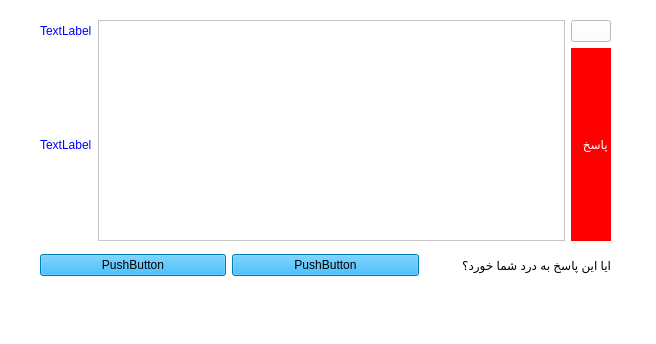
alex-abrehforoush/Onket, file Project/Main/Onket/replyviewitem.ui: the form before one commit.
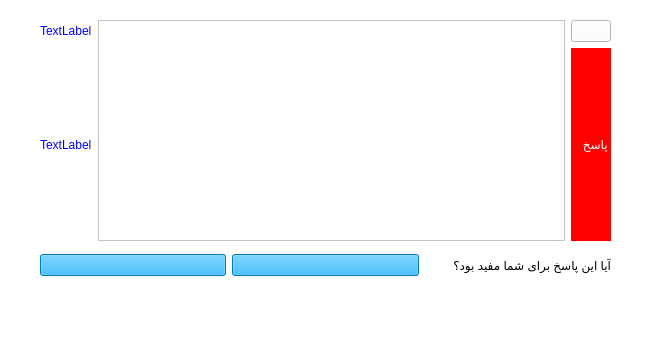
The form after the commit.

Commit message: add good_id,user_id,reply_id,info_valid  2)Write slot update , on_bnt_like_clicked , on_bnt_dislike_clicked

```diff
--- a/Project/Main/Onket/replyviewitem.ui
+++ b/Project/Main/Onket/replyviewitem.ui
@@ -16,7 +16,7 @@
   <property name="styleSheet">
    <string notr="true">background-color: rgb(255, 255, 255);</string>
   </property>
-  <widget class="QWidget" name="">
+  <widget class="QWidget" name="layoutWidget">
    <property name="geometry">
     <rect>
      <x>40</x>
@@ -32,7 +32,7 @@
        <string notr="true">background-color: rgb(0, 170, 255);</string>
       </property>
       <property name="text">
-       <string>PushButton</string>
+       <string/>
       </property>
      </widget>
     </item>
@@ -42,20 +42,20 @@
        <string notr="true">background-color: rgb(0, 170, 255);</string>
       </property>
       <property name="text">
-       <string>PushButton</string>
+       <string/>
       </property>
      </widget>
     </item>
     <item>
      <widget class="QLabel" name="label_3">
       <property name="text">
-       <string>ایا این پاسخ به درد شما خورد؟</string>
+       <string>آیا این پاسخ برای شما مفید بود؟</string>
       </property>
      </widget>
     </item>
    </layout>
   </widget>
-  <widget class="QWidget" name="">
+  <widget class="QWidget" name="layoutWidget">
    <property name="geometry">
     <rect>
      <x>40</x>
```
Left out of the diff: 12 changed lines with no effect on the pictures. The commit also changes 2 other files.
